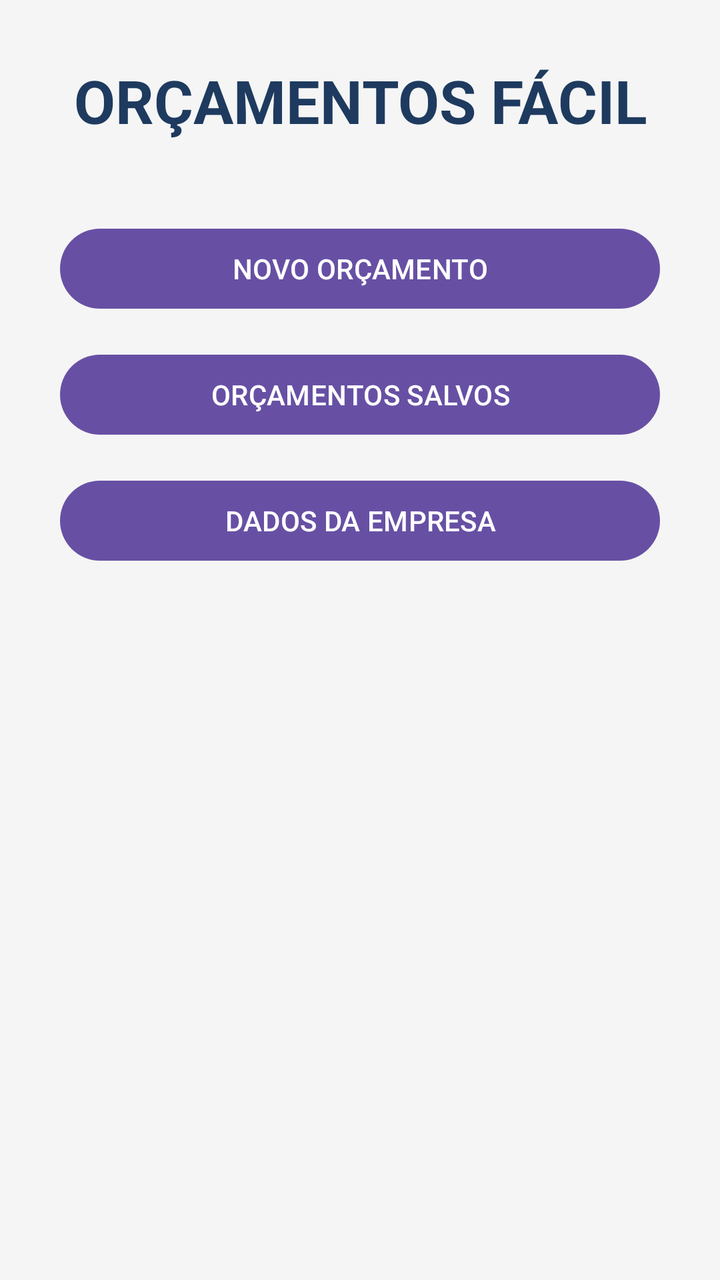
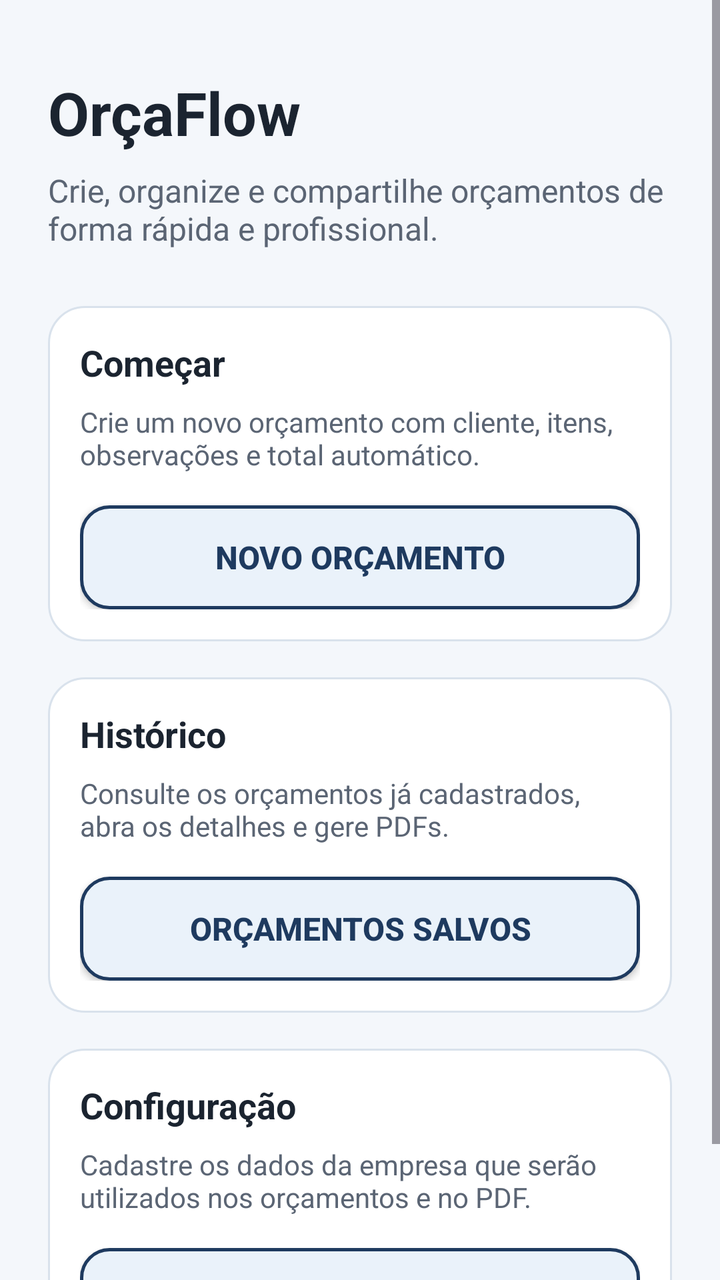

An Android layout rendered at two revisions. The XML below is the earlier revision; the diff shows what the commit changed to produce the second picture.
<!-- AndroidManifest.xml: activity theme Theme.MyApplication -->
<!-- res/layout/activity_main.xml -->
<?xml version="1.0" encoding="utf-8"?>
<LinearLayout xmlns:android="http://schemas.android.com/apk/res/android"
    xmlns:tools="http://schemas.android.com/tools"
    android:id="@+id/main"
    android:orientation="vertical"
    android:layout_width="match_parent"
    android:layout_height="match_parent"
    android:padding="30dp"
    android:background="#F5F5F5">

    <TextView
        android:layout_width="match_parent"
        android:layout_height="wrap_content"
        android:text="ORÇAMENTOS FÁCIL"
        android:textSize="30sp"
        android:textStyle="bold"
        android:textColor="#1E3A5F"
        android:gravity="center"
        android:layout_marginBottom="40dp" />

    <Button
        android:id="@+id/btnNovoOrcamento"
        android:layout_width="match_parent"
        android:layout_height="wrap_content"
        android:text="NOVO ORÇAMENTO"
        android:layout_marginBottom="15dp" />

    <Button
        android:id="@+id/btnOrcamentosSalvos"
        android:layout_width="match_parent"
        android:layout_height="wrap_content"
        android:text="ORÇAMENTOS SALVOS"
        android:layout_marginBottom="15dp" />

    <Button
        android:id="@+id/btnConfiguracoes"
        android:layout_width="match_parent"
        android:layout_height="wrap_content"
        android:text="DADOS DA EMPRESA" />

</LinearLayout>
<!-- resources referenced by this layout -->
<resources>
  <style name="Theme.MyApplication" parent="Base.Theme.MyApplication" />
  <style name="Base.Theme.MyApplication" parent="Theme.Material3.DayNight.NoActionBar">
          
          
      </style>
</resources>

<!-- the commit's change to res/layout/activity_main.xml (unified diff, before → after) -->
@@ -1,41 +1,145 @@
 <?xml version="1.0" encoding="utf-8"?>
-<LinearLayout xmlns:android="http://schemas.android.com/apk/res/android"
-    xmlns:tools="http://schemas.android.com/tools"
+<ScrollView xmlns:android="http://schemas.android.com/apk/res/android"
+    xmlns:app="http://schemas.android.com/apk/res-auto"
     android:id="@+id/main"
-    android:orientation="vertical"
     android:layout_width="match_parent"
     android:layout_height="match_parent"
-    android:padding="30dp"
-    android:background="#F5F5F5">
+    android:background="@color/screen_background">
 
-    <TextView
+    <LinearLayout
         android:layout_width="match_parent"
         android:layout_height="wrap_content"
-        android:text="ORÇAMENTOS FÁCIL"
-        android:textSize="30sp"
-        android:textStyle="bold"
-        android:textColor="#1E3A5F"
-        android:gravity="center"
-        android:layout_marginBottom="40dp" />
+        android:orientation="vertical"
+        android:padding="24dp">
 
-    <Button
-        android:id="@+id/btnNovoOrcamento"
-        android:layout_width="match_parent"
-        android:layout_height="wrap_content"
-        android:text="NOVO ORÇAMENTO"
-        android:layout_marginBottom="15dp" />
+        <TextView
+            android:layout_width="match_parent"
+            android:layout_height="wrap_content"
+            android:text="OrçaFlow"
+            android:textSize="30sp"
+            android:textStyle="bold"
+            android:textColor="@color/text_primary"
+            android:layout_marginTop="12dp" />
 
-    <Button
-        android:id="@+id/btnOrcamentosSalvos"
-        android:layout_width="match_parent"
-        android:layout_height="wrap_content"
-        android:text="ORÇAMENTOS SALVOS"
-        android:layout_marginBottom="15dp" />
+        <TextView
+            android:layout_width="match_parent"
+            android:layout_height="wrap_content"
+            android:text="Crie, organize e compartilhe orçamentos de forma rápida e profissional."
+            android:textSize="16sp"
+            android:textColor="@color/text_secondary"
+            android:layout_marginTop="8dp"
+            android:layout_marginBottom="28dp" />
 
-    <Button
-        android:id="@+id/btnConfiguracoes"
-        android:layout_width="match_parent"
-        android:layout_height="wrap_content"
-        android:text="DADOS DA EMPRESA" />
+        <LinearLayout
+            android:layout_width="match_parent"
+            android:layout_height="wrap_content"
+            android:orientation="vertical"
+            android:background="@drawable/bg_card"
+            android:layout_marginBottom="18dp">
 
-</LinearLayout>
+            <TextView
+                android:layout_width="match_parent"
+                android:layout_height="wrap_content"
+                android:text="Começar"
+                android:textSize="18sp"
+                android:textStyle="bold"
+                android:textColor="@color/text_primary"
+                android:layout_marginBottom="8dp" />
+
+            <TextView
+                android:layout_width="match_parent"
+                android:layout_height="wrap_content"
+                android:text="Crie um novo orçamento com cliente, itens, observações e total automático."
+                android:textSize="14sp"
+                android:textColor="@color/text_secondary"
+                android:layout_marginBottom="16dp" />
+
+            <androidx.appcompat.widget.AppCompatButton
+                android:id="@+id/btnNovoOrcamento"
+                android:layout_width="match_parent"
+                android:layout_height="52dp"
+                android:background="@drawable/bg_button_primary"
+                app:backgroundTint="@null"
+                android:text="NOVO ORÇAMENTO"
+                android:textAllCaps="false"
+                android:textSize="16sp"
+                android:textStyle="bold"
+                android:textColor="@color/brand_primary" />
+        </LinearLayout>
+
+        <LinearLayout
+            android:layout_width="match_parent"
+            android:layout_height="wrap_content"
+            android:orientation="vertical"
+            android:background="@drawable/bg_card"
+            android:layout_marginBottom="18dp">
+
+            <TextView
+                android:layout_width="match_parent"
+                android:layout_height="wrap_content"
+                android:text="Histórico"
+                android:textSize="18sp"
+                android:textStyle="bold"
+                android:textColor="@color/text_primary"
+                android:layout_marginBottom="8dp" />
+
+            <TextView
+                android:layout_width="match_parent"
+                android:layout_height="wrap_content"
+                android:text="Consulte os orçamentos já cadastrados, abra os detalhes e gere PDFs."
+                android:textSize="14sp"
+                android:textColor="@color/text_secondary"
+                android:layout_marginBottom="16dp" />
+
+            <androidx.appcompat.widget.AppCompatButton
+                android:id="@+id/btnOrcamentosSalvos"
+                android:layout_width="match_parent"
+                android:layout_height="52dp"
+                android:background="@drawable/bg_button_primary"
+                app:backgroundTint="@null"
+                android:text="ORÇAMENTOS SALVOS"
+                android:textAllCaps="false"
+                android:textSize="16sp"
+                android:textStyle="bold"
+                android:textColor="@color/brand_primary" />
+        </LinearLayout>
+
+        <LinearLayout
+            android:layout_width="match_parent"
+            android:layout_height="wrap_content"
+            android:orientation="vertical"
+            android:background="@drawable/bg_card">
+
+            <TextView
+                android:layout_width="match_parent"
+                android:layout_height="wrap_content"
+                android:text="Configuração"
+                android:textSize="18sp"
+                android:textStyle="bold"
+                android:textColor="@color/text_primary"
+                android:layout_marginBottom="8dp" />
+
+            <TextView
+                android:layout_width="match_parent"
+                android:layout_height="wrap_content"
+                android:text="Cadastre os dados da empresa que serão utilizados nos orçamentos e no PDF."
+                android:textSize="14sp"
+                android:textColor="@color/text_secondary"
+                android:layout_marginBottom="16dp" />
+
+            <androidx.appcompat.widget.AppCompatButton
+                android:id="@+id/btnConfiguracoes"
+                android:layout_width="match_parent"
+                android:layout_height="52dp"
+                android:background="@drawable/bg_button_primary"
+                app:backgroundTint="@null"
+                android:text="DADOS DA EMPRESA"
+                android:textAllCaps="false"
+                android:textSize="16sp"
+                android:textStyle="bold"
+                android:textColor="@color/brand_primary" />
+        </LinearLayout>
+
+    </LinearLayout>
+
+</ScrollView>
<!-- resource entries referenced after the edit -->
@@ -1,6 +1,39 @@
 <!-- resources referenced by this layout -->
 <resources>
+  <color name="brand_primary">#1E3A5F</color>
+  <color name="screen_background">#F4F7FB</color>
+  <color name="text_primary">#1B2430</color>
+  <color name="text_secondary">#5B6574</color>
+  <!-- drawable bg_button_primary (drawable) -->
+  <?xml version="1.0" encoding="utf-8"?>
+  <shape xmlns:android="http://schemas.android.com/apk/res/android">
+  
+      <solid android:color="#EAF2FA" />
+  
+      <corners android:radius="14dp" />
+  
+      <stroke
+          android:width="1.5dp"
+          android:color="@color/brand_primary" />
+  
+  </shape>
+  <!-- drawable bg_card (drawable) -->
+  <?xml version="1.0" encoding="utf-8"?>
+  <shape xmlns:android="http://schemas.android.com/apk/res/android">
+      <solid android:color="@color/card_background" />
+      <corners android:radius="18dp" />
+      <stroke
+          android:width="1dp"
+          android:color="@color/border_light" />
+      <padding
+          android:left="16dp"
+          android:top="16dp"
+          android:right="16dp"
+          android:bottom="16dp" />
+  </shape>
   <style name="Theme.MyApplication" parent="Base.Theme.MyApplication" />
+  <color name="card_background">#FFFFFF</color>
+  <color name="border_light">#D9E2EC</color>
   <style name="Base.Theme.MyApplication" parent="Theme.Material3.DayNight.NoActionBar">
           
           
